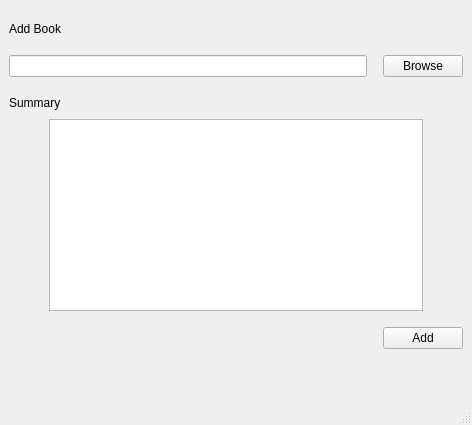
This is select_book_main_window.ui in codincodee/AnyWord as Qt 5 draws it before an edit. The edited form follows.
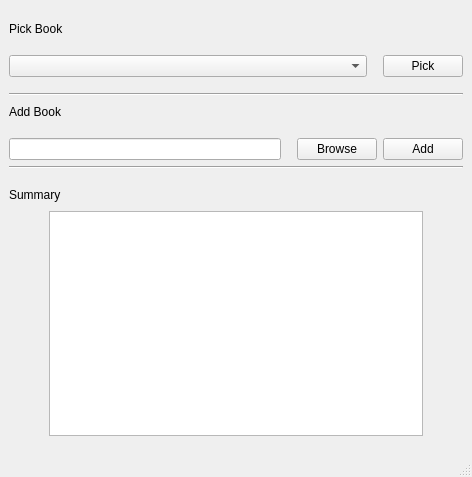
This is the edited form.

Diff of the .ui file:
```diff
--- a/select_book_main_window.ui
+++ b/select_book_main_window.ui
@@ -6,8 +6,8 @@
    <rect>
     <x>0</x>
     <y>0</y>
-    <width>454</width>
-    <height>425</height>
+    <width>462</width>
+    <height>477</height>
    </rect>
   </property>
   <property name="windowTitle">
@@ -33,6 +33,111 @@
         </property>
        </spacer>
       </item>
+      <item>
+       <layout class="QHBoxLayout" name="horizontalLayout_6">
+        <item>
+         <widget class="QLabel" name="label_3">
+          <property name="text">
+           <string>Pick Book</string>
+          </property>
+         </widget>
+        </item>
+        <item>
+         <spacer name="horizontalSpacer_7">
+          <property name="orientation">
+           <enum>Qt::Horizontal</enum>
+          </property>
+          <property name="sizeHint" stdset="0">
+           <size>
+            <width>40</width>
+            <height>20</height>
+           </size>
+          </property>
+         </spacer>
+        </item>
+       </layout>
+      </item>
+      <item>
+       <spacer name="verticalSpacer_6">
+        <property name="orientation">
+         <enum>Qt::Vertical</enum>
+        </property>
+        <property name="sizeType">
+         <enum>QSizePolicy::Fixed</enum>
+        </property>
+        <property name="sizeHint" stdset="0">
+         <size>
+          <width>20</width>
+          <height>10</height>
+         </size>
+        </property>
+       </spacer>
+      </item>
+      <item>
+       <layout class="QHBoxLayout" name="horizontalLayout_7">
+        <item>
+         <widget class="QComboBox" name="comboBox"/>
+        </item>
+        <item>
+         <spacer name="horizontalSpacer_8">
+          <property name="orientation">
+           <enum>Qt::Horizontal</enum>
+          </property>
+          <property name="sizeType">
+           <enum>QSizePolicy::Fixed</enum>
+          </property>
+          <property name="sizeHint" stdset="0">
+           <size>
+            <width>10</width>
+            <height>20</height>
+           </size>
+          </property>
+         </spacer>
+        </item>
+        <item>
+         <widget class="QPushButton" name="pushButton_2">
+          <property name="sizePolicy">
+           <sizepolicy hsizetype="Fixed" vsizetype="Fixed">
+            <horstretch>0</horstretch>
+            <verstretch>0</verstretch>
+           </sizepolicy>
+          </property>
+          <property name="minimumSize">
+           <size>
+            <width>40</width>
+            <height>0</height>
+           </size>
+          </property>
+          <property name="text">
+           <string>Pick</string>
+          </property>
+         </widget>
+        </item>
+       </layout>
+      </item>
+      <item>
+       <spacer name="verticalSpacer_7">
+        <property name="orientation">
+         <enum>Qt::Vertical</enum>
+        </property>
+        <property name="sizeType">
+         <enum>QSizePolicy::Fixed</enum>
+        </property>
+        <property name="sizeHint" stdset="0">
+         <size>
+          <width>20</width>
+          <height>10</height>
+         </size>
+        </property>
+       </spacer>
+      </item>
+      <item>
+       <widget class="Line" name="line_2">
+        <property name="orientation">
+         <enum>Qt::Horizontal</enum>
+        </property>
+       </widget>
+      </item>
       <item>
        <layout class="QHBoxLayout" name="horizontalLayout">
         <item>
@@ -116,8 +221,34 @@
           </property>
          </widget>
         </item>
+        <item>
+         <widget class="QPushButton" name="pushButton_3">
+          <property name="sizePolicy">
+           <sizepolicy hsizetype="Fixed" vsizetype="Fixed">
+            <horstretch>0</horstretch>
+            <verstretch>0</verstretch>
+           </sizepolicy>
+          </property>
+          <property name="minimumSize">
+           <size>
+            <width>40</width>
+            <height>0</height>
+           </size>
+          </property>
+          <property name="text">
+           <string>Add</string>
+          </property>
+         </widget>
+        </item>
        </layout>
       </item>
+      <item>
+       <widget class="Line" name="line">
+        <property name="orientation">
+         <enum>Qt::Horizontal</enum>
+        </property>
+       </widget>
+      </item>
       <item>
        <spacer name="verticalSpacer_4">
         <property name="orientation">
@@ -213,43 +344,6 @@
         </property>
        </spacer>
       </item>
-      <item>
-       <layout class="QHBoxLayout" name="horizontalLayout_5">
-        <item>
-         <spacer name="horizontalSpacer_6">
-          <property name="orientation">
-           <enum>Qt::Horizontal</enum>
-          </property>
-          <property name="sizeHint" stdset="0">
-           <size>
-            <width>40</width>
-            <height>20</height>
-           </size>
-          </property>
-         </spacer>
-        </item>
-        <item>
-         <widget class="QPushButton" name="pushButton_2">
-          <property name="text">
-           <string>Add</string>
-          </property>
-         </widget>
-        </item>
-       </layout>
-      </item>
-      <item>
-       <spacer name="verticalSpacer">
-        <property name="orientation">
-         <enum>Qt::Vertical</enum>
-        </property>
-        <property name="sizeHint" stdset="0">
-         <size>
-          <width>20</width>
-          <height>40</height>
-         </size>
-        </property>
-       </spacer>
-      </item>
      </layout>
     </item>
    </layout>
```
Left out of the diff: 2 changed lines with no effect on the pictures.
